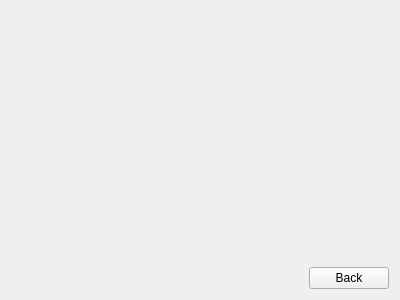
Above: Qt-Widgets-Examples/QStackedWidget-Example/src/screen/ui/UserScreen.ui from STyulenev/Qt-CPP-Examples before the change. Below: the same form after it.
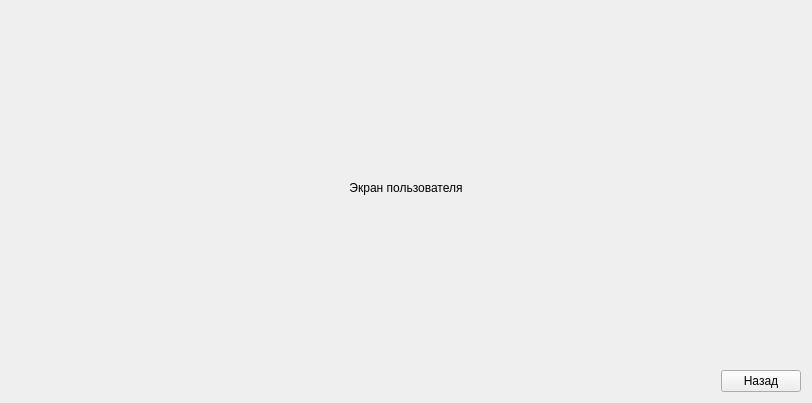
That is the form after the change.

The edit to the form file:
```diff
--- a/Qt-Widgets-Examples/QStackedWidget-Example/src/screen/ui/UserScreen.ui
+++ b/Qt-Widgets-Examples/QStackedWidget-Example/src/screen/ui/UserScreen.ui
@@ -6,30 +6,25 @@
    <rect>
     <x>0</x>
     <y>0</y>
-    <width>400</width>
-    <height>300</height>
+    <width>812</width>
+    <height>403</height>
    </rect>
   </property>
   <property name="windowTitle">
    <string>Form</string>
   </property>
-  <layout class="QGridLayout" name="gridLayout">
+  <layout class="QGridLayout" name="gridLayout" rowstretch="20,1">
    <item row="0" column="0">
-    <layout class="QVBoxLayout" name="verticalLayout">
-     <item>
-      <spacer name="verticalSpacer">
-       <property name="orientation">
-        <enum>Qt::Vertical</enum>
-       </property>
-       <property name="sizeHint" stdset="0">
-        <size>
-         <width>20</width>
-         <height>40</height>
-        </size>
-       </property>
-      </spacer>
-     </item>
-     <item>
+    <widget class="QLabel" name="label">
+     <property name="text">
+      <string>Экран пользователя</string>
+     </property>
+     <property name="alignment">
+      <set>Qt::AlignCenter</set>
+     </property>
+    </widget>
+   </item>
+   <item row="1" column="0">
       <layout class="QHBoxLayout" name="horizontalLayout">
        <item>
         <spacer name="horizontalSpacer">
@@ -47,11 +42,9 @@
        <item>
         <widget class="QPushButton" name="backButton">
          <property name="text">
-          <string>Back</string>
-         </property>
-        </widget>
-       </item>
-      </layout>
+        <string>Назад</string>
+       </property>
+      </widget>
      </item>
     </layout>
    </item>
```
Lines whose indentation alone changed are shown as unchanged.
